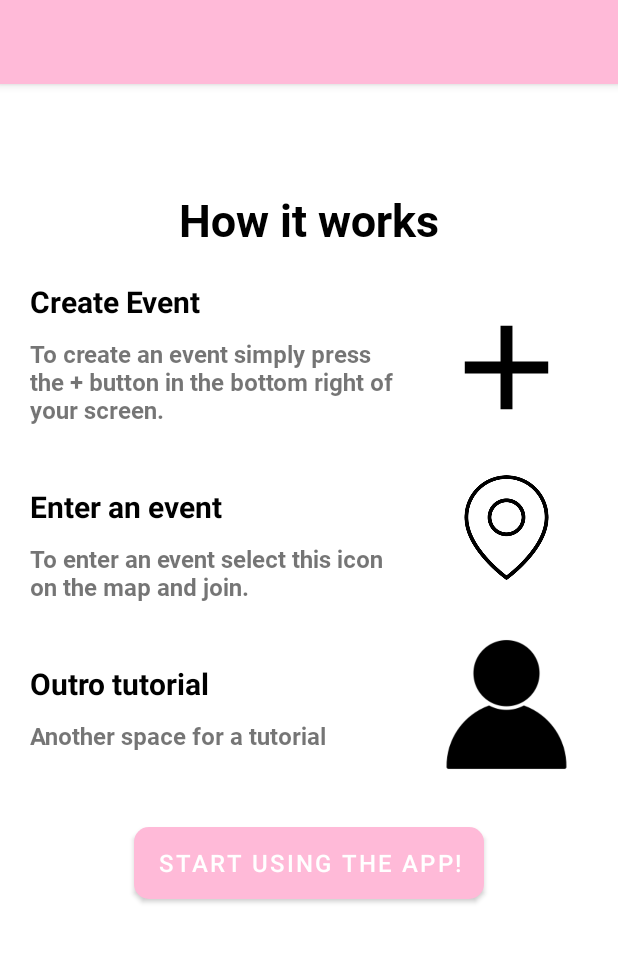
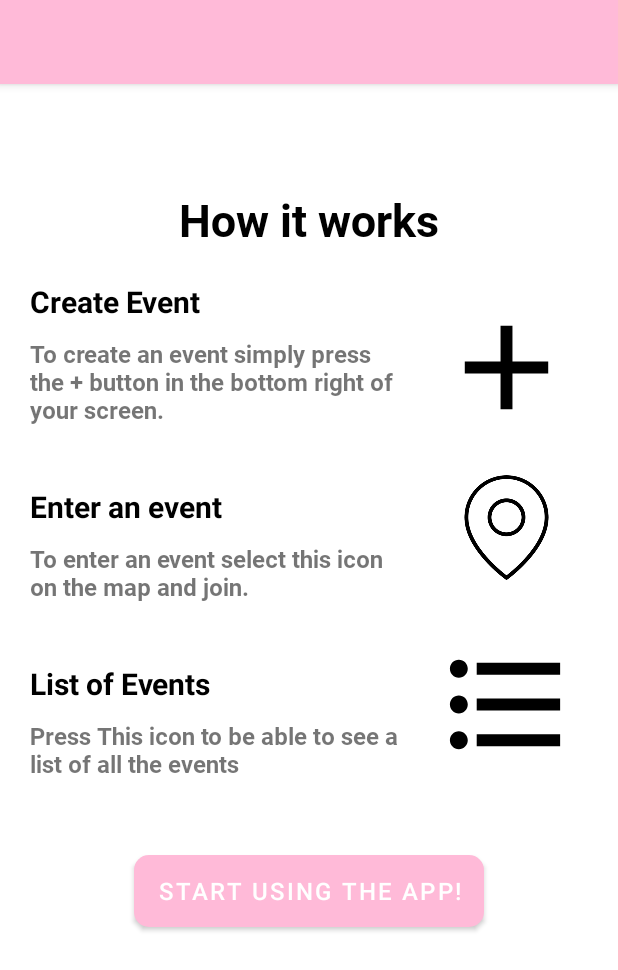
Before and after one commit to ICM-Cremosas/ICM-Main, an Android app: the Turtorial screen opened through its navigation route, on a phone screen of 412 x 824 dp. Shown: the top 970 px of the screen. Run offline under Robolectric (Android 15) with nearby library versions, the phone set to English and light mode, and no system bars; our stand-ins replace Firebase (no records; nobody signed in at launch, a user with empty details on screens opened directly), data binding, navigation-ui.

Commit message:
match correction

```diff
--- a/AREC/app/src/main/res/drawable/ic_chat.xml
+++ b/AREC/app/src/main/res/drawable/ic_chat.xml
@@ -1,4 +1,4 @@
-<vector android:height="24dp" android:tint="#FFFFFF"
+<vector android:height="24dp" android:tint="#000000"
     android:viewportHeight="24" android:viewportWidth="24"
     android:width="24dp" xmlns:android="http://schemas.android.com/apk/res/android">
     <path android:fillColor="@android:color/white" android:pathData="M20,2H4c-1.1,0 -2,0.9 -2,2v18l4,-4h14c1.1,0 2,-0.9 2,-2V4c0,-1.1 -0.9,-2 -2,-2z"/>
--- a/AREC/app/src/main/res/drawable/ic_map.xml
+++ /dev/null
@@ -1,5 +0,0 @@
-<vector android:height="24dp" android:tint="#000000"
-    android:viewportHeight="24" android:viewportWidth="24"
-    android:width="24dp" xmlns:android="http://schemas.android.com/apk/res/android">
-    <path android:fillColor="@android:color/white" android:pathData="M12,2C8.13,2 5,5.13 5,9c0,5.25 7,13 7,13s7,-7.75 7,-13c0,-3.87 -3.13,-7 -7,-7zM12,11.5c-1.38,0 -2.5,-1.12 -2.5,-2.5s1.12,-2.5 2.5,-2.5 2.5,1.12 2.5,2.5 -1.12,2.5 -2.5,2.5z"/>
-</vector>
--- a/AREC/app/src/main/res/layout/turtorial.xml
+++ b/AREC/app/src/main/res/layout/turtorial.xml
@@ -95,7 +95,7 @@
             android:layout_marginTop="40dp"
             android:layout_marginLeft="20dp"
             android:layout_marginRight="20dp"
-            android:text="Outro tutorial"
+            android:text="List of Events"
             android:textColor="@color/black"
             android:textSize="20sp"
             android:layout_below="@id/enter_text"
@@ -107,7 +107,7 @@
             android:layout_width="250dp"
             android:layout_height="wrap_content"
             android:fontFamily="@font/roboto"
-            android:text="@string/outro_tut"
+            android:text="Press This icon to be able to see a list of all the events"
             android:textSize="16sp"
             android:layout_below="@id/outro"
             android:layout_marginTop="10dp"
@@ -118,9 +118,10 @@
             android:id="@+id/outroimg"
             android:layout_width="95dp"
             android:layout_height="135dp"
-            app:srcCompat="@drawable/avatar"
+            app:srcCompat="@drawable/ic_list"
             android:layout_toRightOf="@id/outro_text"
             android:layout_below="@id/enter_text"/>
+
 
         <Button
             android:id="@+id/but_join"
```
Also changed, not shown: AREC/app/src/main/java/com/example/arec/Profile.kt (+5 -20 lines), AREC/app/src/main/res/drawable/ic_map.png (added).
